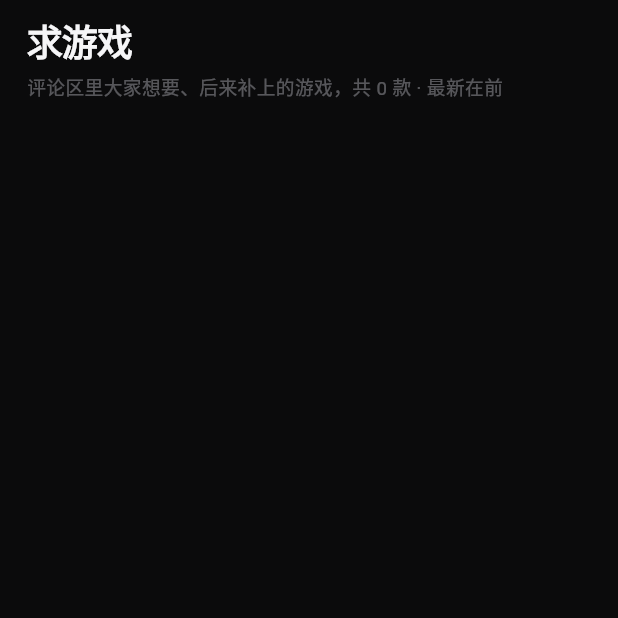
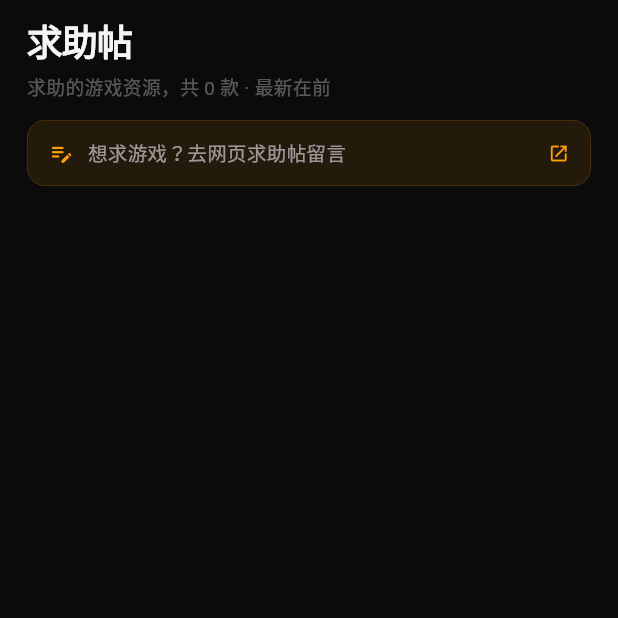
Before and after one commit to TKPORL/mrhyfx-app, a Flutter app: the QztPage screen opened directly, on a phone screen of 412 x 824 dp, the top half of it. Run offline on Flutter 3.47's test engine with Material 3 defaults, Android fonts, the phone set to English and light mode, and no system bars; our stand-ins replace cached_network_image, shared_preferences; accounts and stored records are empty; network calls fail.

Commit message:
求助帖：页名与副标题修正，新增「去网页求助帖留言」入口

```diff
--- a/lib/ui/home_shell.dart
+++ b/lib/ui/home_shell.dart
@@ -52,7 +52,7 @@ class _PillNav extends StatelessWidget {
   static final _items = [
     (Icons.grid_view_rounded, '游戏库'),
     (Icons.local_fire_department_rounded, '热门'),
-    (Icons.forum_outlined, '求游戏'),
+    (Icons.forum_outlined, '求助帖'),
     (Icons.person_rounded, '我的'),
   ];
 
--- a/lib/ui/qzt_page.dart
+++ b/lib/ui/qzt_page.dart
@@ -1,5 +1,6 @@
 import 'package:cached_network_image/cached_network_image.dart';
 import 'package:flutter/material.dart';
+import 'package:url_launcher/url_launcher.dart';
 import '../models/game.dart';
 import '../services/games_repo.dart';
 import 'detail_page.dart';
@@ -53,12 +54,38 @@ class _QztPageState extends State<QztPage> {
                   child: Column(
                     crossAxisAlignment: CrossAxisAlignment.start,
                     children: [
-                      Text('求游戏',
+                      Text('求助帖',
                           style: TextStyle(
                               fontSize: 24, fontWeight: FontWeight.w700, letterSpacing: -0.5)),
                       SizedBox(height: 5),
-                      Text('评论区里大家想要、后来补上的游戏，共 ${_list.length} 款 · 最新在前',
+                      Text('求助的游戏资源，共 ${_list.length} 款 · 最新在前',
                           style: TextStyle(fontSize: 12.5, color: T.tx3)),
+                      SizedBox(height: 12),
+                      GestureDetector(
+                        onTap: () => launchUrl(
+                            Uri.parse('https://tkporl.github.io/mrhyfx/qzt.html'),
+                            mode: LaunchMode.externalApplication),
+                        child: Container(
+                          width: double.infinity,
+                          padding: EdgeInsets.symmetric(horizontal: 14, vertical: 12),
+                          decoration: BoxDecoration(
+                            color: T.ac.withOpacity(0.10),
+                            borderRadius: BorderRadius.circular(12),
+                            border: Border.all(color: T.ac.withOpacity(0.22), width: 0.5),
+                          ),
+                          child: Row(
+                            children: [
+                              Icon(Icons.edit_note_rounded, size: 17, color: T.ac),
+                              SizedBox(width: 9),
+                              Expanded(
+                                child: Text('想求游戏？去网页求助帖留言',
+                                    style: TextStyle(fontSize: 13, color: T.tx2)),
+                              ),
+                              Icon(Icons.open_in_new, size: 14, color: T.ac),
+                            ],
+                          ),
+                        ),
+                      ),
                     ],
                   ),
                 ),
```
